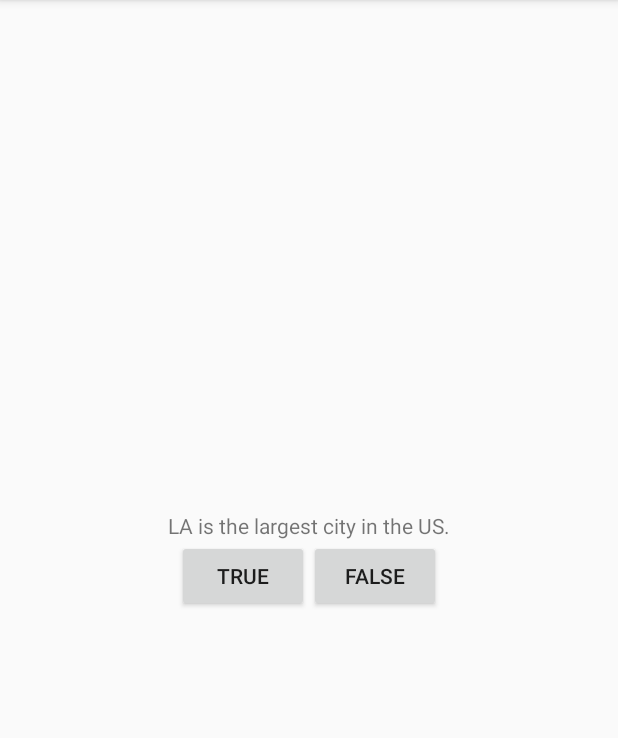
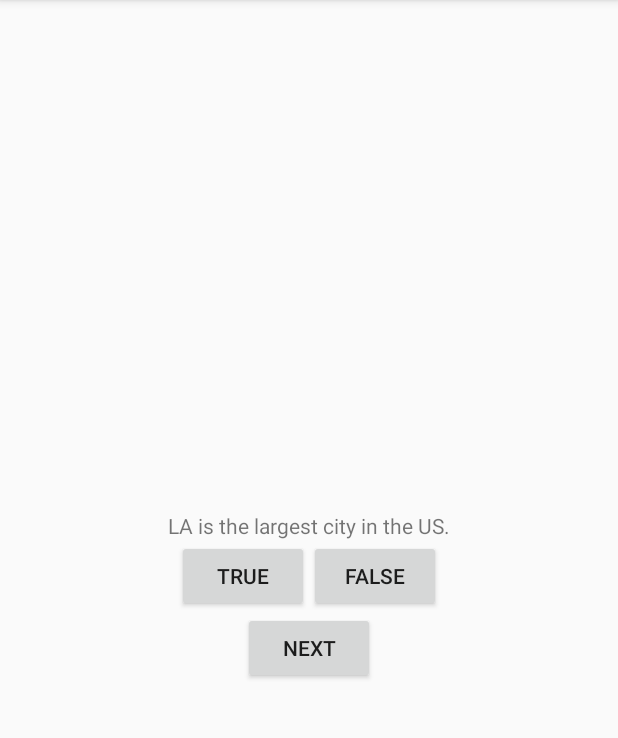
Before and after one commit to csupomona-cs499/examples-winter-2016, an Android app: the screen it shows after launch (MainActivity), after a tap on "FALSE", on a phone screen of 412 x 824 dp, the part 84-822 px from its top. Run offline under Robolectric (Android 15) with nearby library versions, the phone set to English and light mode, and no system bars.

Commit message:
Finish Android Basic Example

```diff
--- a/L01-Android-Basics/app/src/main/java/edu/cpp/cs499/androidbasics/MainActivity.java
+++ b/L01-Android-Basics/app/src/main/java/edu/cpp/cs499/androidbasics/MainActivity.java
@@ -1,32 +1,109 @@
 package edu.cpp.cs499.androidbasics;
 
 import android.os.Bundle;
+import android.provider.ContactsContract;
 import android.support.v7.app.AppCompatActivity;
+import android.util.Log;
 import android.view.View;
 import android.widget.Button;
+import android.widget.TextView;
 import android.widget.Toast;
 
+import java.util.ArrayList;
+import java.util.List;
+
 public class MainActivity extends AppCompatActivity {
+
+    private List<QuizQuestion> QUESTIONS = new ArrayList<QuizQuestion>() {{
+        add(new QuizQuestion("LA is the largest city in the US.", false));
+        add(new QuizQuestion("NYC is the largest city in the US.", true));
+        add(new QuizQuestion("5% of students in 499 will get A.", false));
+        add(new QuizQuestion("Alabama is going to beat Clemson.", true));
+    }};
+
+    private int currentQuestionIndex = 0;
+
+    private TextView questionTitleTextView;
+    private Button trueButton;
+    private Button falseButton;
+    private Button nextButton;
 
     @Override
     protected void onCreate(Bundle savedInstanceState) {
         super.onCreate(savedInstanceState);
+
+        Log.i("lifecycle", "onCreate");
+
         setContentView(R.layout.activity_main);
 
-        Button trueButton = (Button) findViewById(R.id.trueButton);
+        questionTitleTextView = (TextView) findViewById(R.id.questionTitleTextView);
+        updateTitle();
+
+        trueButton = (Button) findViewById(R.id.trueButton);
         trueButton.setOnClickListener(new View.OnClickListener() {
             @Override
             public void onClick(View v) {
-                Toast.makeText(MainActivity.this, "Wrong!", Toast.LENGTH_SHORT).show();
+                if (QUESTIONS.get(currentQuestionIndex).isCorrectAnswer() == true) {
+                    Toast.makeText(MainActivity.this, "Correct!", Toast.LENGTH_SHORT).show();
+                } else {
+                    Toast.makeText(MainActivity.this, "Wrong!", Toast.LENGTH_SHORT).show();
+                }
             }
         });
 
-        Button falseButton = (Button) findViewById(R.id.falseButton);
+        falseButton = (Button) findViewById(R.id.falseButton);
         falseButton.setOnClickListener(new View.OnClickListener() {
             @Override
             public void onClick(View v) {
-                Toast.makeText(MainActivity.this, "Correct!", Toast.LENGTH_SHORT).show();
+                if (QUESTIONS.get(currentQuestionIndex).isCorrectAnswer() == false) {
+                    Toast.makeText(MainActivity.this, "Correct!", Toast.LENGTH_SHORT).show();
+                } else {
+                    Toast.makeText(MainActivity.this, "Wrong!", Toast.LENGTH_SHORT).show();
+                }
+            }
+        });
+
+        nextButton = (Button) findViewById(R.id.nextButton);
+        nextButton.setOnClickListener(new View.OnClickListener() {
+            @Override
+            public void onClick(View v) {
+                currentQuestionIndex = (currentQuestionIndex + 1) % QUESTIONS.size();
+                updateTitle();
             }
         });
     }
+
+    private void updateTitle() {
+        questionTitleTextView.setText(QUESTIONS.get(currentQuestionIndex).getTitle());
+    }
+
+    @Override
+    protected void onDestroy() {
+        super.onDestroy();
+        Log.i("lifecycle", "onDestroy");
+    }
+
+    @Override
+    protected void onStop() {
+        super.onStop();
+        Log.i("lifecycle", "onStop");
+    }
+
+    @Override
+    protected void onPause() {
+        super.onPause();
+        Log.i("lifecycle", "onPause");
+    }
+
+    @Override
+    protected void onStart() {
+        super.onStart();
+        Log.i("lifecycle", "onStart");
+    }
+
+    @Override
+    protected void onResume() {
+        super.onResume();
+        Log.i("lifecycle", "onResume");
+    }
 }
--- /dev/null
+++ b/L01-Android-Basics/app/src/main/java/edu/cpp/cs499/androidbasics/QuizQuestion.java
@@ -0,0 +1,35 @@
+package edu.cpp.cs499.androidbasics;
+
+import android.provider.ContactsContract;
+import android.util.Log;
+
+/**
+ * Created by yusun on 1/11/16.
+ */
+public class QuizQuestion {
+
+    private String title;
+    private boolean correctAnswer;
+
+    public QuizQuestion(String title, boolean correctAnswer) {
+        this.title = title;
+        this.correctAnswer = correctAnswer;
+    }
+
+    public String getTitle() {
+        return title;
+    }
+
+    public void setTitle(String title) {
+        this.title = title;
+    }
+
+    public boolean isCorrectAnswer() {
+        return correctAnswer;
+    }
+
+    public void setCorrectAnswer(boolean correctAnswer) {
+        this.correctAnswer = correctAnswer;
+    }
+
+}
--- a/L01-Android-Basics/app/src/main/res/layout/activity_main.xml
+++ b/L01-Android-Basics/app/src/main/res/layout/activity_main.xml
@@ -10,6 +10,7 @@
     tools:context="edu.cpp.cs499.androidbasics.MainActivity">
 
     <TextView
+        android:id="@+id/questionTitleTextView"
         android:layout_above="@+id/buttonsContainer"
         android:layout_centerHorizontal="true"
         android:layout_width="wrap_content"
@@ -37,5 +38,13 @@
 
     </LinearLayout>
 
+    <Button
+        android:layout_below="@+id/buttonsContainer"
+        android:text="Next"
+        android:id="@+id/nextButton"
+        android:layout_centerHorizontal="true"
+        android:layout_width="wrap_content"
+        android:layout_height="wrap_content" />
+
 
 </RelativeLayout>
```
Also changed, not shown: 1 other file.
